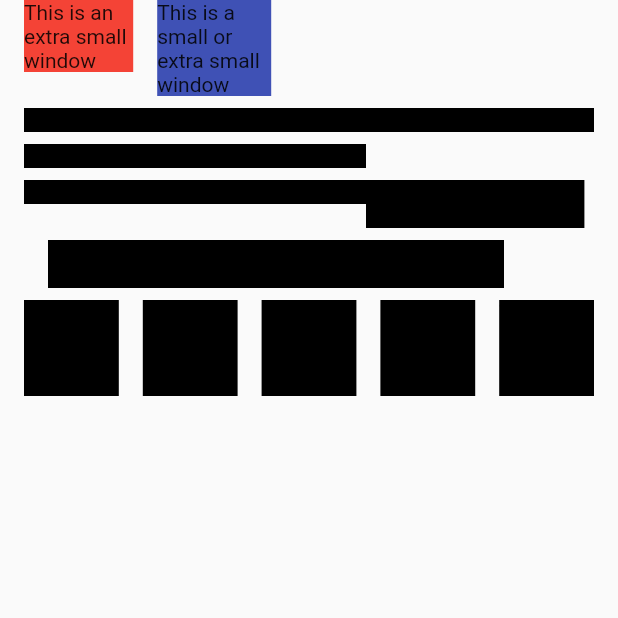
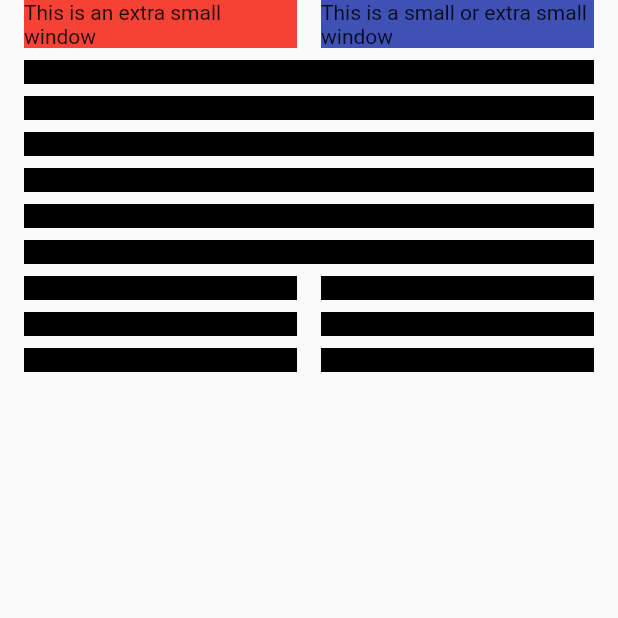
Before and after one commit to material-foundation/flutter-packages, a Flutter app: the screen it shows after launch, after a tap on "Adaptive Column", on a phone screen of 412 x 824 dp, the top half of it. Run offline on Flutter 3.47's test engine with Material 2 defaults, Android fonts, the phone set to English and light mode, and no system bars.

Commit message:
fixed issues

```diff
--- a/packages/adaptive_components/example/lib/adaptive_column_example.dart
+++ b/packages/adaptive_components/example/lib/adaptive_column_example.dart
@@ -15,40 +15,39 @@ class AdaptiveColumnsExample extends StatelessWidget {
     return MaterialApp(
       home: Scaffold(
         body: AdaptiveColumn(
-          columns: AdaptiveConstraintsColumn.adaptive(10),
           children: [
             AdaptiveContainer(
-              adaptiveConstraints: AdaptiveConstraints.xs(),
+              adaptiveConstraints: AdaptiveConstraints.xsmall(),
               adaptiveColumn: 2,
               color: Colors.red,
               child: Text('This is an extra small window'),
             ),
             AdaptiveContainer(
-              adaptiveConstraints: AdaptiveConstraints.s(),
+              adaptiveConstraints: AdaptiveConstraints.small(),
               adaptiveColumn: 2,
               color: Colors.orange,
               child: Text('This is a small window'),
             ),
             AdaptiveContainer(
-              adaptiveConstraints: AdaptiveConstraints.m(),
+              adaptiveConstraints: AdaptiveConstraints.medium(),
               adaptiveColumn: 2,
               color: Colors.yellow,
               child: Text('This is a medium window'),
             ),
             AdaptiveContainer(
-              adaptiveConstraints: AdaptiveConstraints.l(),
+              adaptiveConstraints: AdaptiveConstraints.large(),
               adaptiveColumn: 2,
               color: Colors.green,
               child: Text('This is a large window'),
             ),
             AdaptiveContainer(
-              adaptiveConstraints: AdaptiveConstraints.xl(),
+              adaptiveConstraints: AdaptiveConstraints.xlarge(),
               adaptiveColumn: 2,
               color: Colors.blue,
               child: Text('This is an extra large window'),
             ),
             AdaptiveContainer(
-              adaptiveConstraints: AdaptiveConstraints.xs(
+              adaptiveConstraints: AdaptiveConstraints.xsmall(
                 xsmall: true,
                 small: true,
               ),
@@ -57,7 +56,7 @@ class AdaptiveColumnsExample extends StatelessWidget {
               child: Text('This is a small or extra small window'),
             ),
             AdaptiveContainer(
-              adaptiveConstraints: AdaptiveConstraints.m(
+              adaptiveConstraints: AdaptiveConstraints.medium(
                 medium: true,
                 large: true,
                 xlarge: true,
--- a/packages/adaptive_components/lib/src/adaptive_column.dart
+++ b/packages/adaptive_components/lib/src/adaptive_column.dart
@@ -6,17 +6,38 @@ import 'package:adaptive_breakpoints/adaptive_breakpoints.dart';
 import 'package:flutter/material.dart';
 import 'adaptive_container.dart';
 
+/// The [AdaptiveColumn] follows the Material guideline for responsive grids.
+///
+/// https://material.io/design/layout/responsive-layout-grid.html#columns-gutters-and-margins
+///
+/// This widget intigrates with the [AdaptiveContainer] widget.
+/// The [AdaptiveContainer] widget has a parameter called columns which represents
+/// the amount of columns it should take according to the breakpoints package.
+///
+/// So if the user has 6 adaptive container and each container represents two columns
+/// then the 6 adaptive container would all fit within one Row on a extra large screen
+/// because extra large screens have 12 columns per row.
+///
+/// Learn more about the breakpoint system:
+///
+/// https://material.io/design/layout/responsive-layout-grid.html#breakpoints
 class AdaptiveColumn extends StatelessWidget {
+  /// Creates a vertical array of children. Going from left to right and then
+  /// top to bottom.
+  ///
+  /// To see an example visit:
+  /// https://adaptive-components.web.app/#/
   const AdaptiveColumn({
     this.gutter,
     this.margin,
-    this.columns,
     @required this.children,
   }) : assert(children != null);
 
+  /// Empty space at the left and right of this widget.
   final double margin;
+
+  /// Represents the space between children.
   final double gutter;
-  final AdaptiveConstraintsColumn columns;
   final List<AdaptiveContainer> children;
 
   @override
@@ -26,13 +47,7 @@ class AdaptiveColumn extends StatelessWidget {
         BreakpointSystemEntry _entry = getBreakpointEntry(context);
         final double _margin = margin ?? _entry.margin;
         final double _gutter = gutter ?? _entry.gutter;
-        final int _adaptiveConstraintsColumn =
-            columns?.getAdaptiveConstraintsColumn(context);
-        final int _totalColumns = _adaptiveConstraintsColumn != null
-            ? _adaptiveConstraintsColumn != 0
-                ? _adaptiveConstraintsColumn
-                : _entry.columns
-            : _entry.columns;
+        final int _totalColumns = _entry.columns;
 
         return Container(
           width: MediaQuery.of(context).size.width - (_margin * 2),
@@ -113,49 +128,3 @@ class AdaptiveColumn extends StatelessWidget {
     );
   }
 }
-
-/// Used to see if a range of [AdaptiveWindowType] should be shown in the window.
-/// If the user sets one of the variables below to true then that window type
-/// should be shown within the [AdaptiveContainer].
-class AdaptiveConstraintsColumn {
-  AdaptiveConstraintsColumn({
-    this.xsmall = 0,
-    this.small = 0,
-    this.medium = 0,
-    this.large = 0,
-    this.xlarge = 0,
-  });
-
-  AdaptiveConstraintsColumn.adaptive(int column) {
-    xsmall = column;
-    small = column;
-    medium = column;
-    large = column;
-    xlarge = column;
-  }
-
-  int xsmall;
-  int small;
-  int medium;
-  int large;
-  int xlarge;
-
-  int getAdaptiveConstraintsColumn(BuildContext context) {
-    AdaptiveWindowType currentEntry = getWindowType(context);
-
-    switch (currentEntry) {
-      case AdaptiveWindowType.xsmall:
-        return xsmall;
-      case AdaptiveWindowType.small:
-        return small;
-      case AdaptiveWindowType.medium:
-        return medium;
-      case AdaptiveWindowType.large:
-        return large;
-      case AdaptiveWindowType.xlarge:
-        return xlarge;
-      default:
-        throw AssertionError('Unsupported AdaptiveWindowType');
-    }
-  }
-}
--- a/packages/adaptive_components/lib/src/adaptive_container.dart
+++ b/packages/adaptive_components/lib/src/adaptive_container.dart
@@ -175,7 +175,7 @@ class AdaptiveConstraints {
     this.xlarge = true,
   });
 
-  const AdaptiveConstraints.xs({
+  const AdaptiveConstraints.xsmall({
     this.xsmall = true,
     this.small = false,
     this.medium = false,
@@ -183,7 +183,7 @@ class AdaptiveConstraints {
     this.xlarge = false,
   });
 
-  const AdaptiveConstraints.s({
+  const AdaptiveConstraints.small({
     this.xsmall = false,
     this.small = true,
     this.medium = false,
@@ -191,7 +191,7 @@ class AdaptiveConstraints {
     this.xlarge = false,
   });
 
-  const AdaptiveConstraints.m({
+  const AdaptiveConstraints.medium({
     this.xsmall = false,
     this.small = false,
     this.medium = true,
@@ -199,7 +199,7 @@ class AdaptiveConstraints {
     this.xlarge = false,
   });
 
-  const AdaptiveConstraints.l({
+  const AdaptiveConstraints.large({
     this.xsmall = false,
     this.small = false,
     this.medium = false,
@@ -207,7 +207,7 @@ class AdaptiveConstraints {
     this.xlarge = false,
   });
 
-  const AdaptiveConstraints.xl({
+  const AdaptiveConstraints.xlarge({
     this.xsmall = false,
     this.small = false,
     this.medium = false,
```
Also changed, not shown: 1 other file.
